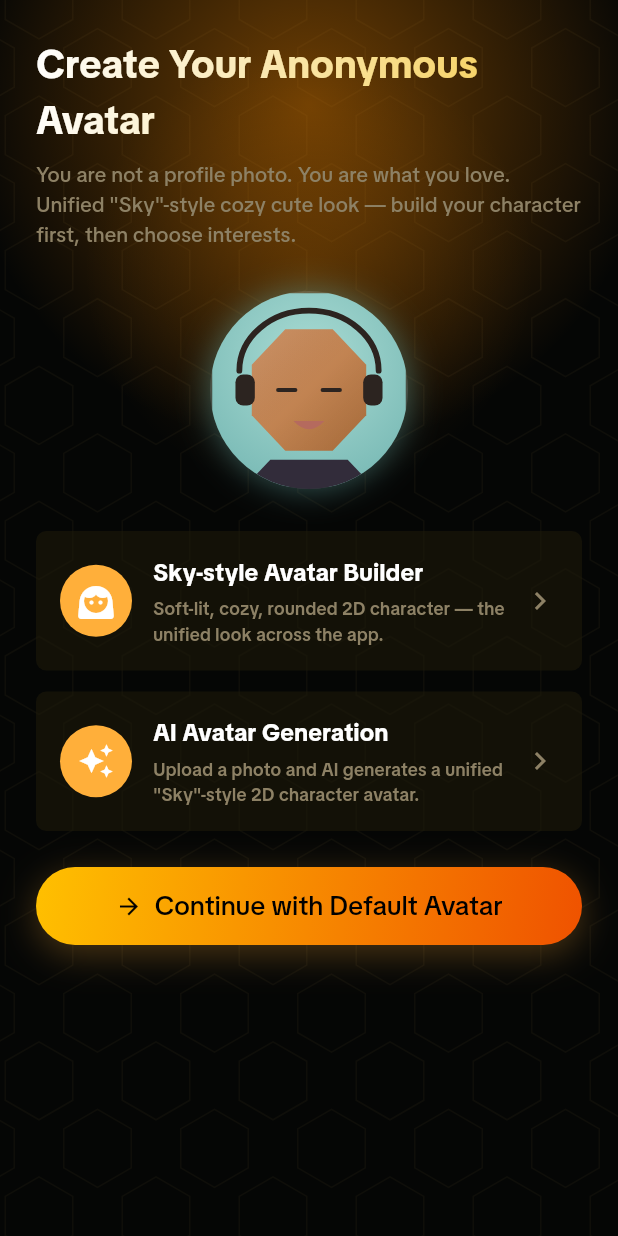
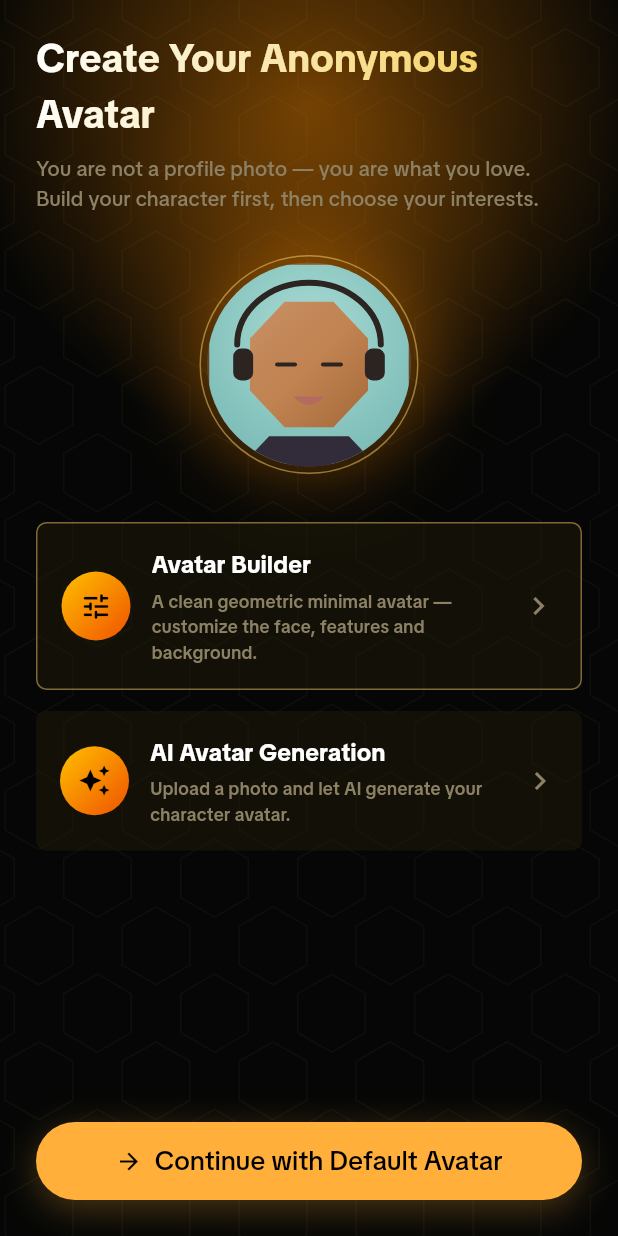
Before and after one commit to GuGuYou/GoogleConnectTheWorld, a Flutter app: the AvatarSetupPage screen opened by its route, on a phone screen of 412 x 824 dp. Run offline on Flutter 3.47's test engine with Material 3 defaults, Android fonts, the phone set to English and light mode, and no system bars; our stand-ins replace flutter_animate, flutter_riverpod, geolocator, go_router, google_maps_flutter, image_picker and 1 more; missing offline and left inert: dart:js_interop, pointer_interceptor; accounts and stored records are empty.

Commit message:
Redesign avatar setup page; de-brand "Sky-style" copy
- Rename "Sky-style Avatar Builder" -> "Avatar Builder" and drop all
  "Sky"/光遇 references in the setup + AI copy (they described the old
  3D avatar); descriptions now reflect the geometric minimal avatar
- Redesign layout: framed live avatar preview (gold ring + glow),
  primary Avatar Builder card (gold border) over AI Generation, CTA
  pinned to the bottom via a fill-height scroll column (no dead space)

Co-Authored-By: Claude Fable 5 <noreply@anthropic.com>

```diff
--- a/lib/core/l10n/app_text.dart
+++ b/lib/core/l10n/app_text.dart
@@ -48,11 +48,11 @@ class AppText {
       'to_register': '还没有账号？立即注册',
       // 虚拟形象
       'avatar_setup_title': '创建你的匿名形象',
-      'avatar_setup_desc': '你不是头像照片，而是你的热爱。统一采用「光遇」式治愈可爱风，先捏一个专属小人，再设置兴趣标签。',
-      'avatar_cute_title': '光遇风捏脸',
-      'avatar_cute_desc': '柔光治愈、圆润可爱的 2D 小人形象，全站统一画风。',
+      'avatar_setup_desc': '你不是头像照片，而是你的热爱。先捏一个专属小人，再设置兴趣标签。',
+      'avatar_cute_title': '定制头像',
+      'avatar_cute_desc': '简约几何的极简头像，逐项定制脸型、五官与背景。',
       'avatar_ai_title': 'AI 生成形象',
-      'avatar_ai_desc': '上传照片，AI 自动生成统一「光遇」风格的 2D 小人头像。',
+      'avatar_ai_desc': '上传照片，AI 自动生成你的角色头像。',
       'avatar_skip_mock': '使用默认形象继续',
       'avatar_customize_title': '捏一个虚拟形象',
       'avatar_color': '主色',
@@ -237,11 +237,11 @@ class AppText {
       'agree_tip': 'By continuing you agree to Terms & Privacy Policy',
       'to_register': 'No account yet? Sign up now',
       'avatar_setup_title': 'Create Your Anonymous Avatar',
-      'avatar_setup_desc': 'You are not a profile photo. You are what you love. Unified "Sky"-style cozy cute look — build your character first, then choose interests.',
-      'avatar_cute_title': 'Sky-style Avatar Builder',
-      'avatar_cute_desc': 'Soft-lit, cozy, rounded 2D character — the unified look across the app.',
+      'avatar_setup_desc': 'You are not a profile photo — you are what you love. Build your character first, then choose your interests.',
+      'avatar_cute_title': 'Avatar Builder',
+      'avatar_cute_desc': 'A clean geometric minimal avatar — customize the face, features and background.',
       'avatar_ai_title': 'AI Avatar Generation',
-      'avatar_ai_desc': 'Upload a photo and AI generates a unified "Sky"-style 2D character avatar.',
+      'avatar_ai_desc': 'Upload a photo and let AI generate your character avatar.',
       'avatar_skip_mock': 'Continue with Default Avatar',
       'avatar_customize_title': 'Customize Avatar',
       'avatar_color': 'Main Color',
--- a/lib/features/avatar/avatar_setup_page.dart
+++ b/lib/features/avatar/avatar_setup_page.dart
@@ -7,8 +7,8 @@ import '../../core/providers/avatar_provider.dart';
 import '../../core/theme/app_colors.dart';
 import '../../core/theme/app_text_styles.dart';
 import '../../shared/models/virtual_avatar.dart';
+import '../../shared/widgets/glass_card.dart';
 import '../../shared/widgets/gradient_text.dart';
-import '../../shared/widgets/glass_card.dart';
 import '../../shared/widgets/neon_background.dart';
 import '../../shared/widgets/neon_button.dart';
 import 'widgets/virtual_avatar_view.dart';
@@ -17,28 +17,67 @@ class AvatarSetupPage extends ConsumerWidget {
   final String returnLocation;
   const AvatarSetupPage({super.key, this.returnLocation = '/tag-select'});
 
+  String _next(String path) =>
+      '$path?return=${Uri.encodeComponent(returnLocation)}';
+
   @override
   Widget build(BuildContext context, WidgetRef ref) {
     final avatar = ref.watch(avatarDraftProvider);
+
     return Scaffold(
       body: NeonBackground(
         child: SafeArea(
-          child: ListView(
-            padding: const EdgeInsets.all(24),
+          child: LayoutBuilder(
+            builder: (context, constraints) {
+              return SingleChildScrollView(
+                child: ConstrainedBox(
+                  constraints: BoxConstraints(minHeight: constraints.maxHeight),
+                  child: IntrinsicHeight(
+                    child: Padding(
+                      padding: const EdgeInsets.fromLTRB(24, 20, 24, 24),
+                      child: Column(
+                        crossAxisAlignment: CrossAxisAlignment.start,
                         children: [
-              GradientText(ref.tr('avatar_setup_title'), style: AppTextStyles.h1),
+                          GradientText(ref.tr('avatar_setup_title'),
+                              style: AppTextStyles.h1),
                           const SizedBox(height: 8),
-              Text(ref.tr('avatar_setup_desc'), style: AppTextStyles.body),
+                          Text(ref.tr('avatar_setup_desc'),
+                              style: AppTextStyles.body),
                           const SizedBox(height: 28),
-              Center(child: VirtualAvatarView(avatar: avatar, size: 132, glow: true)),
-              const SizedBox(height: 28),
+
+                          // Framed live avatar preview
+                          Center(
+                            child: Container(
+                              padding: const EdgeInsets.all(4),
+                              decoration: BoxDecoration(
+                                shape: BoxShape.circle,
+                                border: Border.all(
+                                    color: AppColors.neonYellow
+                                        .withValues(alpha: 0.5)),
+                                boxShadow: [
+                                  BoxShadow(
+                                    color: AppColors.glowOrange
+                                        .withValues(alpha: 0.3),
+                                    blurRadius: 40,
+                                    spreadRadius: 4,
+                                  ),
+                                ],
+                              ),
+                              child: VirtualAvatarView(avatar: avatar, size: 136),
+                            ),
+                          ),
+                          const SizedBox(height: 32),
+
                           _OptionCard(
-                icon: Icons.face_3,
+                            icon: Icons.tune_rounded,
                             title: ref.tr('avatar_cute_title'),
                             desc: ref.tr('avatar_cute_desc'),
+                            primary: true,
                             onTap: () {
-                  ref.read(avatarDraftProvider.notifier).setStyle(AvatarVisualStyle.cute);
-                  context.push('/avatar-customize?return=${Uri.encodeComponent(returnLocation)}');
+                              ref
+                                  .read(avatarDraftProvider.notifier)
+                                  .setStyle(AvatarVisualStyle.cute);
+                              context.push(_next('/avatar-customize'));
                             },
                           ),
                           const SizedBox(height: 14),
@@ -46,19 +85,28 @@ class AvatarSetupPage extends ConsumerWidget {
                             icon: Icons.auto_awesome,
                             title: ref.tr('avatar_ai_title'),
                             desc: ref.tr('avatar_ai_desc'),
-                onTap: () => context.push('/avatar-ai?return=${Uri.encodeComponent(returnLocation)}'),
+                            onTap: () => context.push(_next('/avatar-ai')),
                           ),
+
+                          const Spacer(),
                           const SizedBox(height: 24),
                           NeonButton(
                             label: ref.tr('avatar_skip_mock'),
                             icon: Icons.arrow_forward,
                             onPressed: () {
-                  ref.read(avatarDraftProvider.notifier).setStyle(AvatarVisualStyle.cute);
+                              ref
+                                  .read(avatarDraftProvider.notifier)
+                                  .setStyle(AvatarVisualStyle.cute);
                               context.go(returnLocation);
                             },
-                gradient: AppColors.cyanPurple,
                           ),
                         ],
+                      ),
+                    ),
+                  ),
+                ),
+              );
+            },
           ),
         ),
       ),
@@ -70,6 +118,7 @@ class _OptionCard extends StatelessWidget {
   final IconData icon;
   final String title;
   final String desc;
+  final bool primary;
   final VoidCallback onTap;
 
   const _OptionCard({
@@ -77,20 +126,23 @@ class _OptionCard extends StatelessWidget {
     required this.title,
     required this.desc,
     required this.onTap,
+    this.primary = false,
   });
 
   @override
   Widget build(BuildContext context) {
-    return GestureDetector(
+    return GlassCard(
       onTap: onTap,
-      child: GlassCard(
+      borderColor:
+          primary ? AppColors.neonYellow.withValues(alpha: 0.45) : null,
       child: Row(
         children: [
           Container(
-              width: 48,
-              height: 48,
-              decoration: const BoxDecoration(gradient: AppColors.pinkPurple, shape: BoxShape.circle),
-              child: Icon(icon, color: Colors.white),
+            width: 46,
+            height: 46,
+            decoration: const BoxDecoration(
+                gradient: AppColors.cyanPurple, shape: BoxShape.circle),
+            child: Icon(icon, color: AppColors.ctaText, size: 22),
           ),
           const SizedBox(width: 14),
           Expanded(
@@ -99,14 +151,14 @@ class _OptionCard extends StatelessWidget {
               children: [
                 Text(title, style: AppTextStyles.title),
                 const SizedBox(height: 4),
-                  Text(desc, style: AppTextStyles.caption.copyWith(height: 1.4)),
+                Text(desc,
+                    style: AppTextStyles.caption.copyWith(height: 1.4)),
               ],
             ),
           ),
           const Icon(Icons.chevron_right, color: AppColors.textMuted),
         ],
       ),
-      ),
     );
   }
 }
```
Lines whose indentation alone changed are shown as unchanged.
